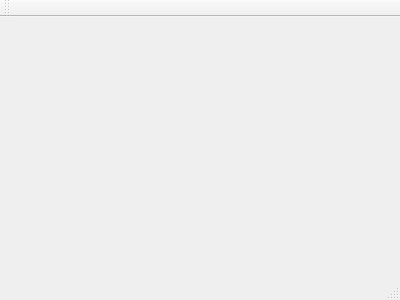
First picture: the form in mainwindow.ui, repository guoyunhe/cachempty, before the edit.
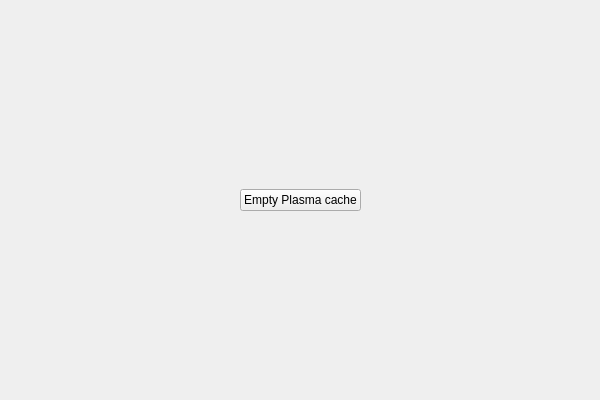
Second picture: the form after the edit. Icons and pictures are not drawn.

Commit message: Clean Plasma cache

Diff of the .ui file:
```diff
--- a/mainwindow.ui
+++ b/mainwindow.ui
@@ -1,24 +1,98 @@
 <ui version="4.0">
  <class>MainWindow</class>
- <widget class="QMainWindow" name="MainWindow" >
-  <property name="geometry" >
+ <widget class="QMainWindow" name="MainWindow">
+  <property name="geometry">
    <rect>
     <x>0</x>
     <y>0</y>
-    <width>400</width>
-    <height>300</height>
+    <width>600</width>
+    <height>400</height>
    </rect>
   </property>
   <property name="windowTitle" >
    <string>MainWindow</string>
   </property>
-  <widget class="QMenuBar" name="menuBar" />
-  <widget class="QToolBar" name="mainToolBar" />
-  <widget class="QWidget" name="centralWidget" />
-  <widget class="QStatusBar" name="statusBar" />
+  <property name="windowIcon">
+   <iconset theme="cachempty"/>
+  </property>
+  <widget class="QWidget" name="centralWidget">
+   <layout class="QGridLayout" name="gridLayout">
+    <item row="1" column="3">
+     <spacer name="horizontalSpacer_2">
+      <property name="orientation">
+       <enum>Qt::Horizontal</enum>
+      </property>
+      <property name="sizeHint" stdset="0">
+       <size>
+        <width>197</width>
+        <height>20</height>
+       </size>
+      </property>
+     </spacer>
+    </item>
+    <item row="3" column="1">
+     <spacer name="verticalSpacer">
+      <property name="orientation">
+       <enum>Qt::Vertical</enum>
+      </property>
+      <property name="sizeHint" stdset="0">
+       <size>
+        <width>20</width>
+        <height>161</height>
+       </size>
+      </property>
+     </spacer>
+    </item>
+    <item row="0" column="1">
+     <spacer name="verticalSpacer_2">
+      <property name="orientation">
+       <enum>Qt::Vertical</enum>
+      </property>
+      <property name="sizeHint" stdset="0">
+       <size>
+        <width>20</width>
+        <height>161</height>
+       </size>
+      </property>
+     </spacer>
+    </item>
+    <item row="1" column="0">
+     <spacer name="horizontalSpacer">
+      <property name="orientation">
+       <enum>Qt::Horizontal</enum>
+      </property>
+      <property name="sizeHint" stdset="0">
+       <size>
+        <width>197</width>
+        <height>20</height>
+       </size>
+      </property>
+     </spacer>
+    </item>
+    <item row="1" column="1">
+     <widget class="QPushButton" name="plasmaCacheButton">
+      <property name="focusPolicy">
+       <enum>Qt::NoFocus</enum>
+      </property>
+      <property name="text">
+       <string>Empty Plasma cache</string>
+      </property>
+      <property name="icon">
+       <iconset theme="plasma">
+        <normaloff>.</normaloff>.</iconset>
+      </property>
+      <property name="iconSize">
+       <size>
+        <width>32</width>
+        <height>32</height>
+       </size>
+      </property>
+     </widget>
+    </item>
+   </layout>
+  </widget>
  </widget>
- <layoutDefault spacing="6" margin="11" />
- <pixmapfunction></pixmapfunction>
+ <layoutdefault spacing="6" margin="11"/>
  <resources/>
  <connections/>
 </ui>
```
Left out of the diff: 5 changed lines with no effect on the pictures. The commit also changes 2 other files.
